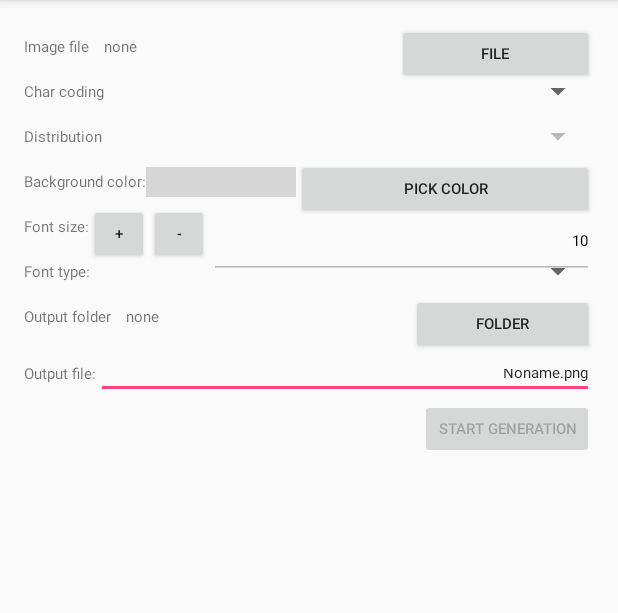
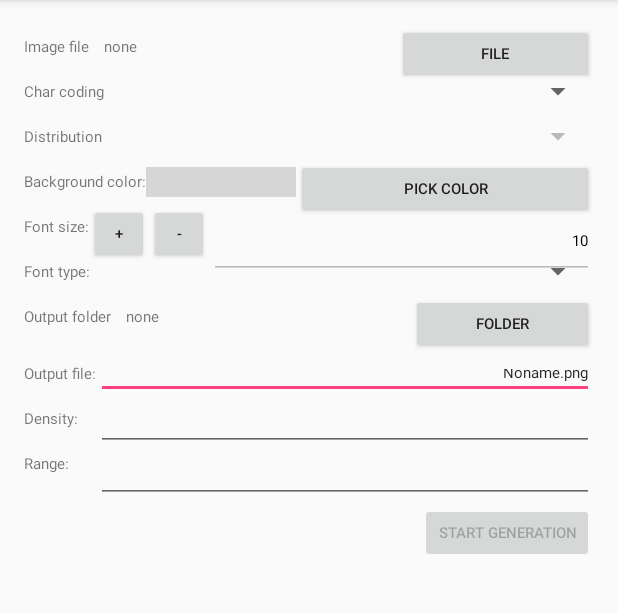
Before and after one commit to jesperancinha/image-train-filters-android, an Android app: the screen it shows after launch (MainActivity), on a phone screen of 412 x 824 dp, the part 84-697 px from its top. Run offline under Robolectric (Android 15) with nearby library versions, the phone set to English and light mode, and no system bars; libraries missing offline, so code that uses them is left out: com.flask.colorpicker; 3 statements that could not run were skipped; grey boxes are pictures that could not be loaded.

Commit message:
SZ-N Adds range control

```diff
--- a/app/src/main/res/layout/content_main.xml
+++ b/app/src/main/res/layout/content_main.xml
@@ -316,6 +316,63 @@
         android:textSize="@dimen/menu_item_font"
         />
 
+    <TextView
+        android:layout_width="wrap_content"
+        android:layout_height="wrap_content"
+        android:textAppearance="?android:attr/textAppearanceSmall"
+        android:layout_below="@+id/lblOutputFileName"
+        android:gravity="bottom"
+        android:height="@dimen/menu_item_height"
+        android:text="Density:"
+        android:id="@+id/lblDensity"
+        android:textSize="@dimen/menu_item_font"
+        android:layout_centerVertical="true"
+        />
+
+    <EditText
+        android:layout_width="wrap_content"
+        android:layout_height="wrap_content"
+        android:layout_centerVertical="true"
+        android:layout_below="@id/editOutputFileName"
+        android:layout_toRightOf="@id/lblOutputFileName"
+        android:height="@dimen/menu_item_height"
+        android:id="@+id/editDensity"
+        android:gravity="center_vertical"
+        android:layout_alignParentRight="true"
+        android:textAlignment="textEnd"
+        android:textSize="@dimen/menu_item_font"
+        android:inputType="numberDecimal"
+        />
+
+    <TextView
+        android:layout_width="wrap_content"
+        android:layout_height="wrap_content"
+        android:textAppearance="?android:attr/textAppearanceSmall"
+        android:layout_below="@+id/lblDensity"
+        android:gravity="bottom"
+        android:height="@dimen/menu_item_height"
+        android:text="Range:"
+        android:id="@+id/lblRange"
+        android:textSize="@dimen/menu_item_font"
+        android:layout_centerVertical="true"
+        />
+
+    <EditText
+        android:layout_width="wrap_content"
+        android:layout_height="wrap_content"
+        android:layout_centerVertical="true"
+        android:layout_below="@id/editDensity"
+        android:layout_toRightOf="@id/lblOutputFileName"
+        android:height="@dimen/menu_item_height"
+        android:id="@+id/editRange"
+        android:gravity="center_vertical"
+        android:layout_alignParentRight="true"
+        android:textAlignment="textEnd"
+        android:textSize="@dimen/menu_item_font"
+        android:inputType="numberDecimal"
+        />
+
+
     <Button
         style="?android:attr/buttonStyleSmall"
         android:layout_width="wrap_content"
@@ -327,7 +384,7 @@
         android:singleLine="false"
         android:layout_alignParentRight="true"
         android:height="@dimen/menu_item_height"
-        android:layout_below="@id/editOutputFileName"
+        android:layout_below="@id/editRange"
         android:textSize="@dimen/menu_item_font"
         android:maxWidth="200dp"
         />
```
